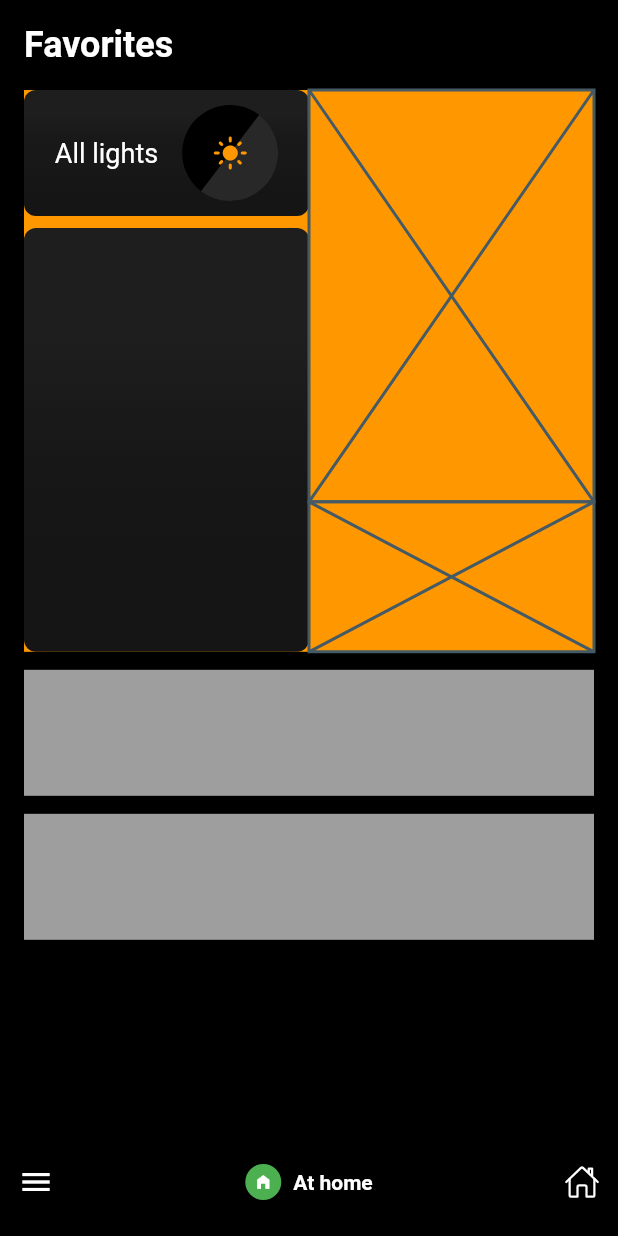
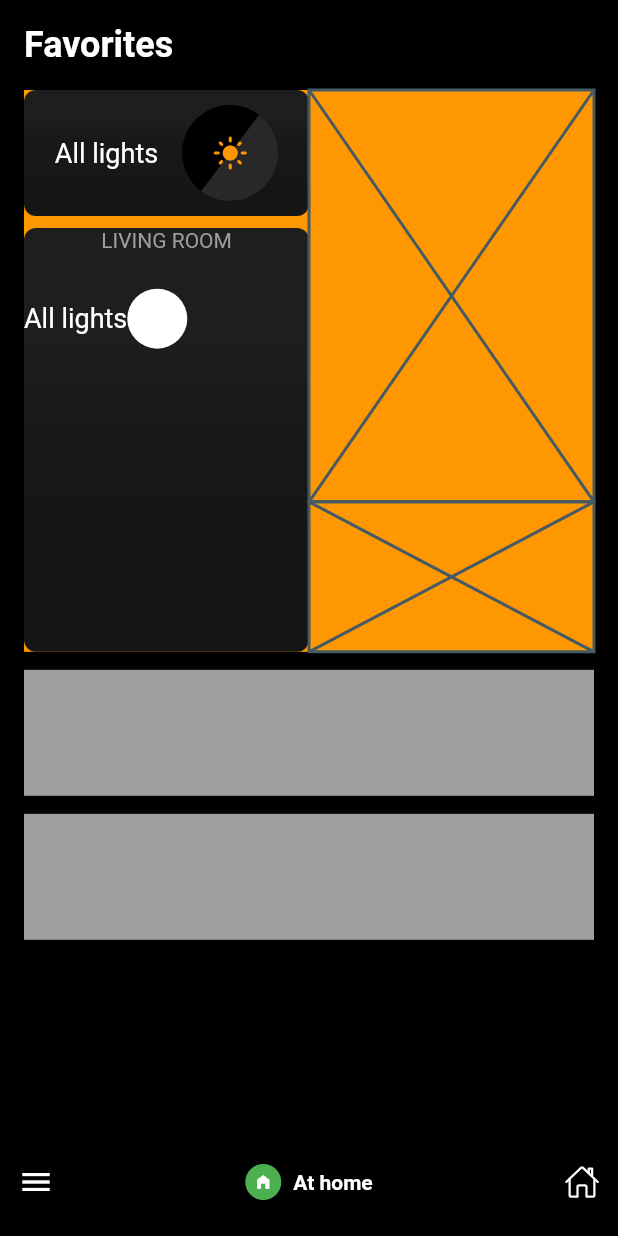
Before and after one commit to JAICHANGPARK/flutter_notebook_chapter_24, a Flutter app: the HomeAssistantMainPage screen opened directly, on a phone screen of 412 x 824 dp. Run offline on Flutter 3.47's test engine with Material 2 defaults, Android fonts, the phone set to English and light mode, and no system bars; our stand-ins replace flutter_riverpod, freezed_annotation, ionicons; missing offline and left inert: crypto_font_icons.

Commit message:
Update home_assistant_main_page.dart

```diff
--- a/lib/ep1361_home_assistant_app/view/home_assistant_main_page.dart
+++ b/lib/ep1361_home_assistant_app/view/home_assistant_main_page.dart
@@ -125,6 +125,39 @@ class _HomeAssistantMainPageState extends State<HomeAssistantMainPage> {
                                   end: Alignment.bottomCenter,
                                 ),
                               ),
+                              child: Column(
+                                children: [
+                                  Text(
+                                    "LIVING ROOM",
+                                    style: TextStyle(
+                                      color: Colors.grey,
+                                    ),
+                                  ),
+                                  Expanded(
+                                      child: Row(
+                                    children: [
+                                      const Text(
+                                        "All lights",
+                                        style: TextStyle(
+                                          color: Colors.white,
+                                          fontSize: 18,
+                                        ),
+                                      ),
+                                      CircleAvatar(
+                                        backgroundColor: Colors.white,
+                                      ),
+                                    ],
+                                  )),
+                                  Expanded(
+                                      child: Row(
+                                    children: [],
+                                  )),
+                                  Expanded(
+                                      child: Row(
+                                    children: [],
+                                  ))
+                                ],
+                              ),
                             ),
                           )
                         ],
```
